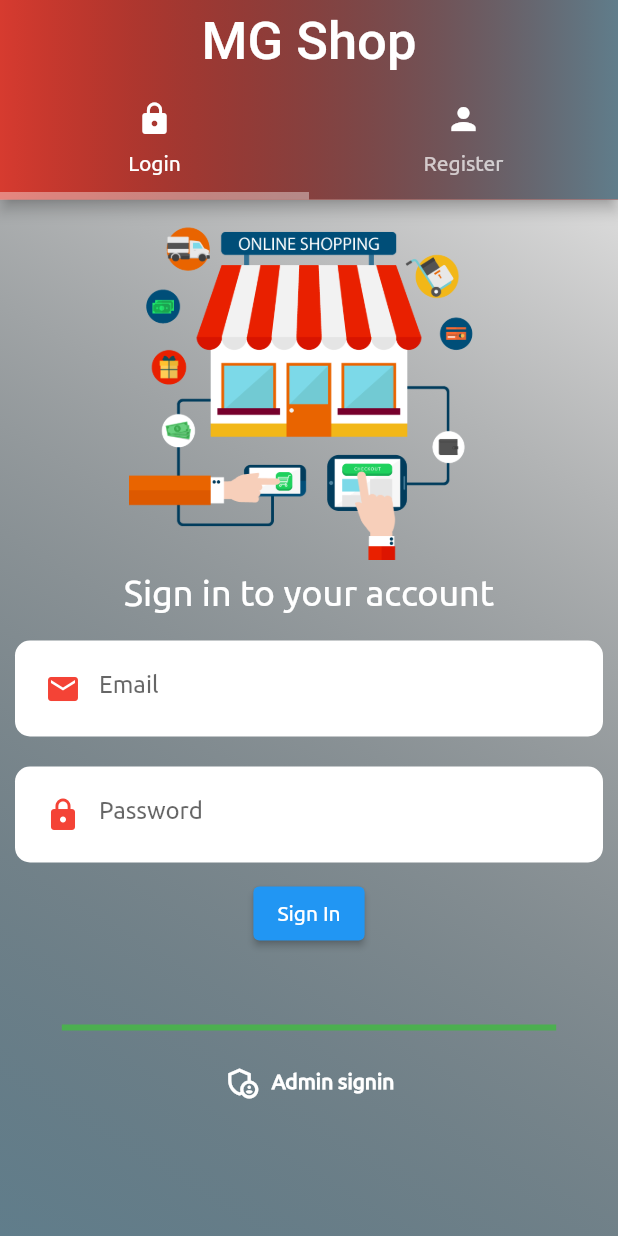
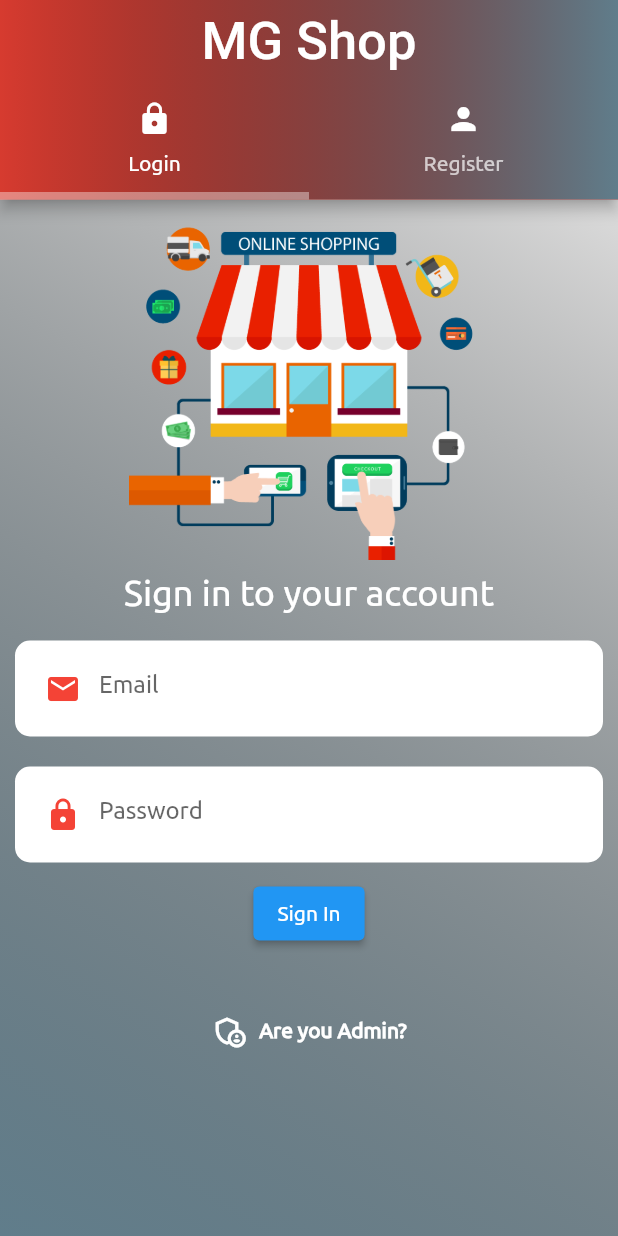
Before and after one commit to occiandiaali/Mirus-Global-Shop, a Flutter app: the screen it shows after launch, on a phone screen of 412 x 824 dp. Run offline on Flutter 3.47's test engine with Material 2 defaults, Android fonts, the phone set to English and light mode, and no system bars; our stand-ins replace cloud_firestore, firebase_auth, firebase_core, firebase_storage, fluttertoast, image_picker and 1 more; accounts and stored records are empty; Roboto replaces fonts that are missing (Ubuntu-Regular).

Commit message:
remove bottom, green divider and sized box

```diff
--- a/lib/authentication/login.dart
+++ b/lib/authentication/login.dart
@@ -75,16 +75,9 @@ class _LoginState extends State<Login> {
               child: Text('Sign In'),
             ),
             SizedBox(
-              height: 50.0,
+              height: 30.0,
             ),
-            Container(
-              height: 4.0,
-              width: _screenWidth * 0.8,
-              color: Colors.green,
-            ),
-            SizedBox(
-              height: 10.0,
-            ),
+
             TextButton.icon(
               onPressed: () => Navigator.push(
                 context,
@@ -94,7 +87,7 @@ class _LoginState extends State<Login> {
                   Icons.admin_panel_settings_outlined,
               color: Colors.white,),
               label: Text(
-                  'Admin signin',
+                  'Are you Admin?',
               style: TextStyle(
                 color: Colors.white,
                 fontWeight: FontWeight.bold,
```
Also changed, not shown: lib/authentication/register.dart (+1 -8 lines), lib/admin/admin_order_card.dart (added), lib/admin/admin_order_details.dart (added), lib/admin/admin_shift_orders.dart (added), lib/admin/uploaditems.dart (added).
